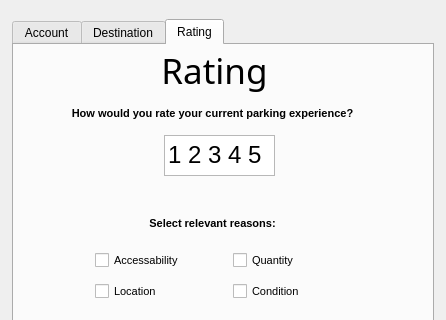
This is SPARK/Spatial_decision_making_Freek_Bas/spark_dockwidget_base.ui in basvantol/2017_Group13_Spark as Qt 5 draws it before an edit; both pictures show x 0 to 446 and y 295 to 615 of the 446 by 717 pixel window. The edited form follows.
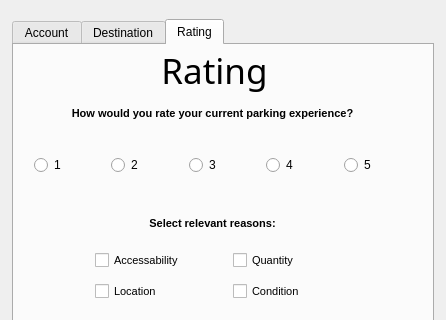
This is the edited form. The open tabs and pages were chosen to show the change.

```diff
--- a/SPARK/Spatial_decision_making_Freek_Bas/spark_dockwidget_base.ui
+++ b/SPARK/Spatial_decision_making_Freek_Bas/spark_dockwidget_base.ui
@@ -944,51 +944,67 @@
          <string>Confirm</string>
         </property>
        </widget>
-       <widget class="QListWidget" name="RatingList">
+       <widget class="QWidget" name="gridLayoutWidget">
         <property name="geometry">
          <rect>
-          <x>150</x>
-          <y>90</y>
-          <width>111</width>
+          <x>20</x>
+          <y>100</y>
+          <width>381</width>
           <height>41</height>
          </rect>
         </property>
-        <property name="font">
-         <font>
-          <pointsize>18</pointsize>
-         </font>
-        </property>
-        <property name="autoScroll">
-         <bool>false</bool>
-        </property>
-        <property name="flow">
-         <enum>QListView::LeftToRight</enum>
-        </property>
-        <item>
-         <property name="text">
-          <string>1</string>
-         </property>
-        </item>
-        <item>
-         <property name="text">
-          <string>2</string>
-         </property>
-        </item>
-        <item>
+        <layout class="QGridLayout" name="gridLayout_4">
+         <item row="0" column="2">
+          <widget class="QRadioButton" name="ratingbutton3">
          <property name="text">
           <string>3</string>
          </property>
-        </item>
-        <item>
+           <attribute name="buttonGroup">
+            <string notr="true">buttonGroup_2</string>
+           </attribute>
+          </widget>
+         </item>
+         <item row="0" column="3">
+          <widget class="QRadioButton" name="ratingbutton4">
          <property name="text">
           <string>4</string>
          </property>
-        </item>
-        <item>
+           <attribute name="buttonGroup">
+            <string notr="true">buttonGroup_2</string>
+           </attribute>
+          </widget>
+         </item>
+         <item row="0" column="1">
+          <widget class="QRadioButton" name="ratingbutton2">
+           <property name="text">
+            <string>2</string>
+           </property>
+           <attribute name="buttonGroup">
+            <string notr="true">buttonGroup_2</string>
+           </attribute>
+          </widget>
+         </item>
+         <item row="0" column="0">
+          <widget class="QRadioButton" name="ratingbutton1">
+           <property name="text">
+            <string>1</string>
+           </property>
+           <attribute name="buttonGroup">
+            <string notr="true">buttonGroup_2</string>
+           </attribute>
+          </widget>
+         </item>
+         <item row="0" column="4">
+          <widget class="QRadioButton" name="ratingbutton5">
          <property name="text">
           <string>5</string>
          </property>
-        </item>
+           <attribute name="buttonGroup">
+            <string notr="true">buttonGroup_2</string>
+           </attribute>
+          </widget>
+         </item>
+        </layout>
        </widget>
       </widget>
      </widget>
```
Left out of the diff: 3 changed lines with no effect on the pictures. Lines whose indentation alone changed are shown as unchanged.
